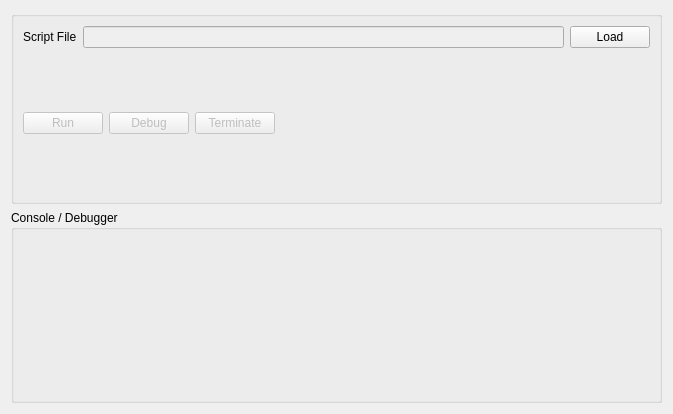
The window that CGAssistant/scriptform.ui (hzqst/CGAssistant) describes before a commit, drawn with Qt 5.
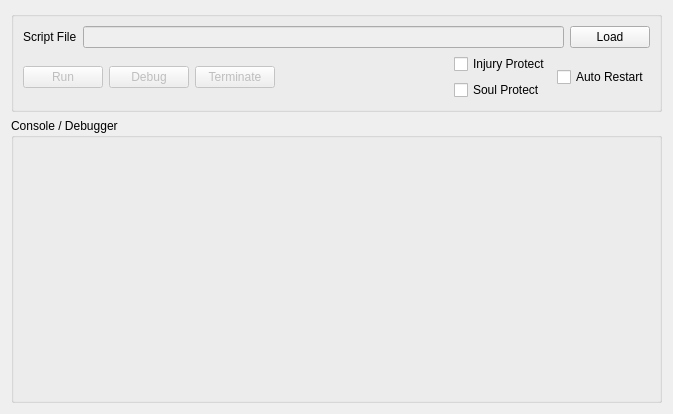
The same window after the commit.

Patch:
```diff
--- a/CGAssistant/scriptform.ui
+++ b/CGAssistant/scriptform.ui
@@ -20,6 +20,9 @@
       <string/>
      </property>
      <layout class="QVBoxLayout" name="verticalLayout_2">
+      <property name="spacing">
+       <number>6</number>
+      </property>
       <item>
        <layout class="QHBoxLayout" name="horizontalLayout_2">
         <item>
@@ -116,6 +119,9 @@
           <property name="orientation">
            <enum>Qt::Horizontal</enum>
           </property>
+          <property name="sizeType">
+           <enum>QSizePolicy::Expanding</enum>
+          </property>
           <property name="sizeHint" stdset="0">
            <size>
             <width>40</width>
@@ -124,6 +130,50 @@
           </property>
          </spacer>
         </item>
+        <item>
+         <layout class="QVBoxLayout" name="verticalLayout_4">
+          <property name="spacing">
+           <number>6</number>
+          </property>
+          <item>
+           <widget class="QCheckBox" name="checkBox_injuryProt">
+            <property name="sizePolicy">
+             <sizepolicy hsizetype="Minimum" vsizetype="Fixed">
+              <horstretch>0</horstretch>
+              <verstretch>0</verstretch>
+             </sizepolicy>
+            </property>
+            <property name="text">
+             <string>Injury Protect</string>
+            </property>
+           </widget>
+          </item>
+          <item>
+           <widget class="QCheckBox" name="checkBox_soulProt">
+            <property name="sizePolicy">
+             <sizepolicy hsizetype="Minimum" vsizetype="Fixed">
+              <horstretch>0</horstretch>
+              <verstretch>0</verstretch>
+             </sizepolicy>
+            </property>
+            <property name="text">
+             <string>Soul Protect</string>
+            </property>
+           </widget>
+          </item>
+         </layout>
+        </item>
+        <item>
+         <layout class="QVBoxLayout" name="verticalLayout_3">
+          <item>
+           <widget class="QCheckBox" name="checkBox_autorestart">
+            <property name="text">
+             <string>Auto Restart</string>
+            </property>
+           </widget>
+          </item>
+         </layout>
+        </item>
        </layout>
       </item>
      </layout>
@@ -131,6 +181,12 @@
    </item>
    <item>
     <widget class="QGroupBox" name="groupBox_2">
+     <property name="sizePolicy">
+      <sizepolicy hsizetype="Preferred" vsizetype="Expanding">
+       <horstretch>0</horstretch>
+       <verstretch>0</verstretch>
+      </sizepolicy>
+     </property>
      <property name="title">
       <string>Console / Debugger</string>
      </property>
```
